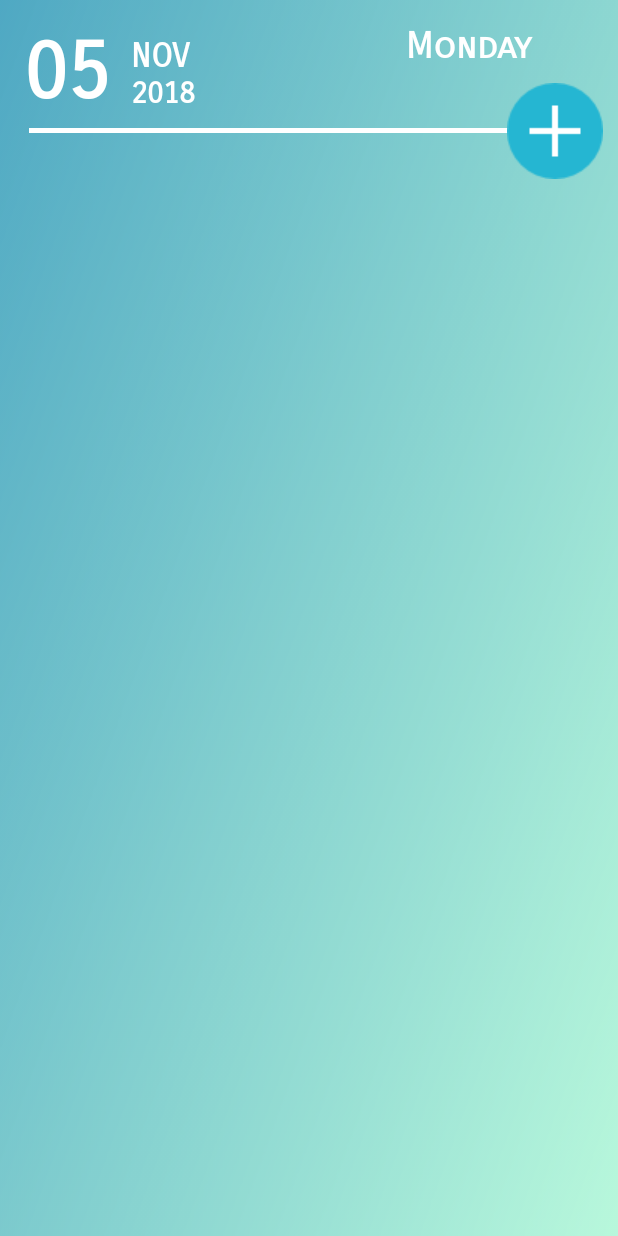
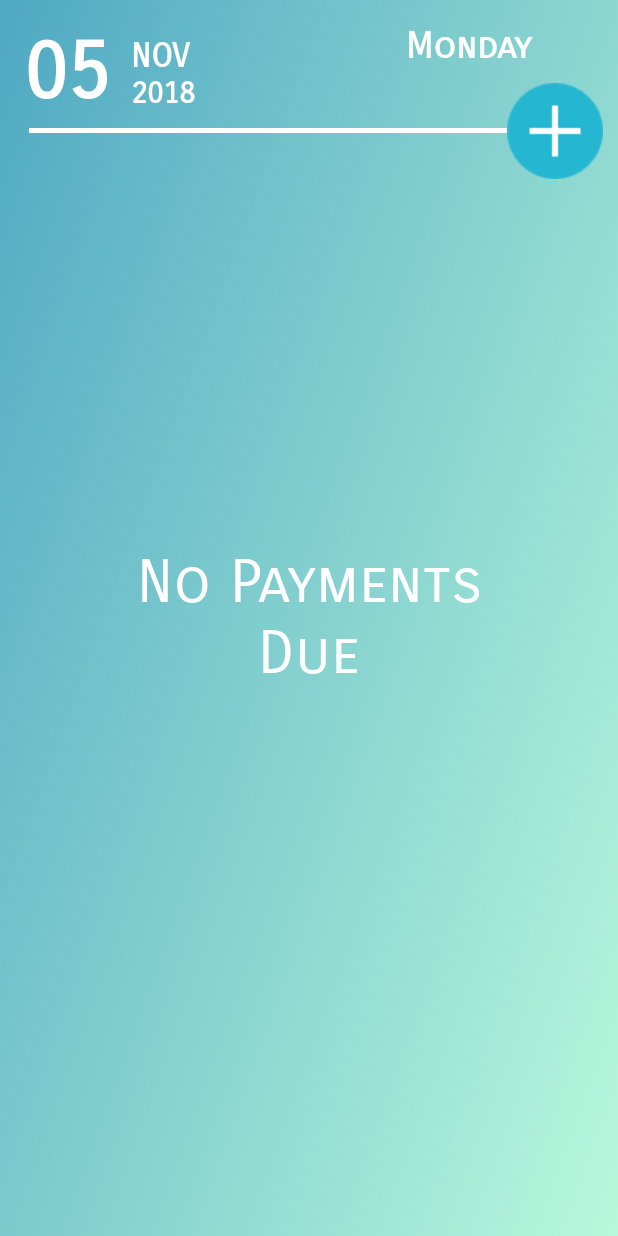
Before and after one commit to Chandrachud-2003/Subscription_Reminder, an Android app: the screen it shows after launch (MainActivity), on a phone screen of 412 x 824 dp. Run offline under Robolectric (Android 15) with nearby library versions, the light colour scheme and no system bars; libraries missing offline, so code that uses them is left out: com.daimajia.androidanimations.

Commit message:
updateBig2

```diff
--- a/app/src/main/java/com/example/malaligowda/billreminder/MainActivity.java
+++ b/app/src/main/java/com/example/malaligowda/billreminder/MainActivity.java
@@ -9,7 +9,6 @@ import android.support.v7.widget.DefaultItemAnimator;
 import android.support.v7.widget.LinearLayoutManager;
 import android.support.v7.widget.RecyclerView;
 import android.support.v7.widget.StaggeredGridLayoutManager;
-import android.support.v7.widget.helper.ItemTouchHelper;
 import android.util.Log;
 import android.view.View;
 import android.widget.ImageButton;
@@ -18,15 +17,14 @@ import android.widget.TextView;
 import android.widget.Toast;
 
 
+import com.daimajia.androidanimations.library.Techniques;
+import com.daimajia.androidanimations.library.YoYo;
 
 import java.text.ParseException;
 import java.text.SimpleDateFormat;
 import java.util.ArrayList;
 import java.util.Calendar;
-import java.util.Collections;
-import java.util.Comparator;
 import java.util.Date;
-import java.util.List;
 
 public class MainActivity extends AppCompatActivity {
 
@@ -38,6 +36,7 @@ public class MainActivity extends AppCompatActivity {
     private RecyclerView displayBills;
     private ImageButton addBill;
     private int overdue;
+    private TextView display;
 
     private MyDBHandler mDBHandler;
     private static final int NUM_COLUMNS = 1;
@@ -54,6 +53,10 @@ public class MainActivity extends AppCompatActivity {
         day = findViewById(R.id.dayText);
         displayBills = findViewById(R.id.displayView);
         addBill = findViewById(R.id.addPaymentButton);
+        display = findViewById(R.id.dueText);
+
+        display.setVisibility(View.VISIBLE);
+
 
 
         addBill.setOnClickListener(new View.OnClickListener() {
@@ -196,7 +199,9 @@ public class MainActivity extends AppCompatActivity {
 
 
         if (mNames.size() != 0) {
-     //SORTING
+            display.setVisibility(View.INVISIBLE);
+
+            //SORTING
             SimpleDateFormat format = new SimpleDateFormat("dd/MM/yyyy");
             try {
                 for (int i = 0; i < mDate.size(); i++)
@@ -281,7 +286,7 @@ public class MainActivity extends AppCompatActivity {
 
             Log.d("rohit",ndate.toString() );
             Log.d("rohit",mNames.toString() );
-            displayAdapter displayAdapter = new displayAdapter(this, mId, mNames, mDate, mCurrency, mAmount, mType, mNotify, mInterval, mNotifyDays, mSync);
+            displayAdapter displayAdapter = new displayAdapter(this, mId, mNames, mDate, mCurrency, mAmount, mType, mNotify, mInterval, mNotifyDays, mSync, display);
             displayBills.setVisibility(View.VISIBLE);
             StaggeredGridLayoutManager staggeredGridLayoutManager = new StaggeredGridLayoutManager(NUM_COLUMNS, LinearLayoutManager.VERTICAL);
             displayBills.setLayoutManager(staggeredGridLayoutManager);
@@ -293,6 +298,7 @@ public class MainActivity extends AppCompatActivity {
         {
 
             Toast.makeText(getBaseContext(), "No Reminders Set", Toast.LENGTH_SHORT).show();
+            display.setVisibility(View.VISIBLE);
             displayBills.removeAllViewsInLayout();
             displayBills.setAdapter(null);
 
--- a/app/src/main/res/layout/activity_main.xml
+++ b/app/src/main/res/layout/activity_main.xml
@@ -91,11 +91,11 @@
         android:layout_marginRight="8dp"
         android:layout_marginTop="4dp"
         android:background="@android:color/transparent"
+        android:contentDescription="TODO"
         android:elevation="30dp"
         app:layout_constraintEnd_toEndOf="parent"
         app:layout_constraintTop_toBottomOf="@+id/dayText"
-        app:srcCompat="@drawable/plus"
-        android:contentDescription="TODO" />
+        app:srcCompat="@drawable/plus" />
 
     <android.support.v7.widget.RecyclerView
         android:id="@+id/displayView"
@@ -113,4 +113,25 @@
         app:layout_constraintStart_toStartOf="parent"
         app:layout_constraintTop_toBottomOf="@+id/addPaymentButton" />
 
+    <TextView
+        android:id="@+id/dueText"
+        android:layout_width="308dp"
+        android:layout_height="wrap_content"
+        android:layout_marginBottom="8dp"
+        android:layout_marginEnd="8dp"
+        android:layout_marginLeft="8dp"
+        android:layout_marginRight="8dp"
+        android:layout_marginStart="8dp"
+        android:layout_marginTop="8dp"
+        android:fontFamily="sans-serif-smallcaps"
+        android:text="@string/due"
+        android:textAlignment="center"
+        android:textColor="@android:color/background_light"
+        android:textSize="40sp"
+        android:visibility="invisible"
+        app:layout_constraintBottom_toBottomOf="parent"
+        app:layout_constraintEnd_toEndOf="parent"
+        app:layout_constraintStart_toStartOf="parent"
+        app:layout_constraintTop_toTopOf="parent" />
+
 </android.support.constraint.ConstraintLayout>
--- a/app/src/main/res/values/strings.xml
+++ b/app/src/main/res/values/strings.xml
@@ -12,8 +12,7 @@
     <string name="addReminderText">Notifications</string>
     <string name="addPaymentButton">ADD</string>
     <string name="addAlarmHint">Alarm Time</string>
-
-
+    <string name="due">No Payments Due</string>
 
 
 </resources>
```
Also changed, not shown: app/src/main/java/com/example/malaligowda/billreminder/displayAdapter.java (+29 -8 lines), app/src/main/alertIcon-web.png (added), app/src/main/res/drawable-hdpi/alert.png (added), app/src/main/res/drawable-mdpi/alert.png (added), app/src/main/res/drawable-xhdpi/alert.png (added), app/src/main/res/drawable-xxhdpi/alert.png (added).
